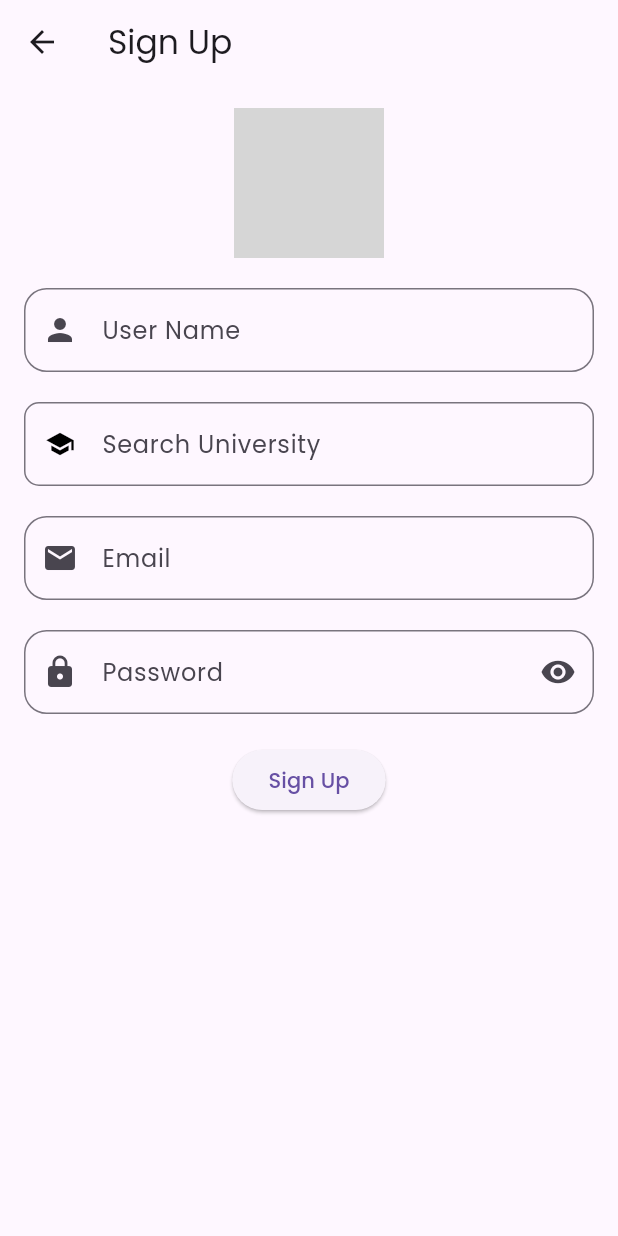
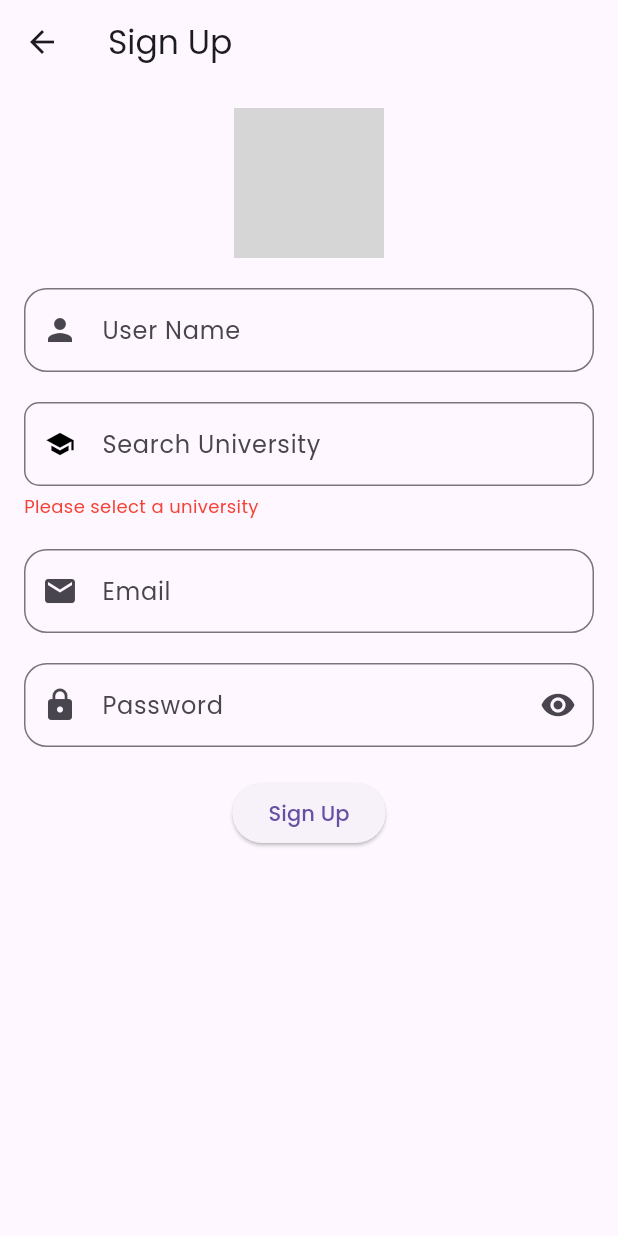
Before and after one commit to zamansheikh/campus_saga, a Flutter app: the RegisterPage screen opened by its route, on a phone screen of 412 x 824 dp. Run offline on Flutter 3.47's test engine with Material 3 defaults, Android fonts, the phone set to English and light mode, and no system bars; drawn by our look-alikes of searchfield; our stand-ins replace bloc, cached_network_image, cloud_firestore, connectivity_plus, dartz, equatable and 9 more; missing offline and left inert: easy_url_launcher; accounts and stored records are empty; network calls fail; project files that could hold a hidden picture were left out; grey boxes are pictures that could not be loaded.

Commit message:
upate auth validation

```diff
--- a/lib/core/utils/validators.dart
+++ b/lib/core/utils/validators.dart
@@ -10,7 +10,7 @@ class Validators {
   }
 
   static bool isValidPassword(String password) {
-    return password.length >= 8;
+    return password.length >= 6;
   }
 
   static bool isNonEmpty(String value) {
--- a/lib/presentation/pages/auth/register_page.dart
+++ b/lib/presentation/pages/auth/register_page.dart
@@ -10,6 +10,7 @@ import 'package:campus_saga/presentation/pages/widgets/university_search_field.d
 import 'package:flutter/material.dart';
 import 'package:flutter_bloc/flutter_bloc.dart';
 import 'package:image_picker/image_picker.dart';
+import 'package:campus_saga/core/utils/validators.dart';
 
 class RegisterPage extends StatefulWidget {
   @override
@@ -18,14 +19,11 @@ class RegisterPage extends StatefulWidget {
 
 class _RegisterPageState extends State<RegisterPage> {
   final TextEditingController nameController = TextEditingController();
-
   final TextEditingController emailController = TextEditingController();
-
   final TextEditingController passwordController = TextEditingController();
-
   final TextEditingController userNameController = TextEditingController();
-
   final TextEditingController universityController = TextEditingController();
+  final _formKey = GlobalKey<FormState>();
 
   final List<String> universities = [
     'Daffodil International University @DIU',
@@ -67,8 +65,8 @@ class _RegisterPageState extends State<RegisterPage> {
   File? selectedImage;
 
   Future<void> pickImage() async {
-    final pickedFile =
-        await ImagePicker().pickImage(source: ImageSource.gallery);
+    final pickedFile = await ImagePicker()
+        .pickImage(source: ImageSource.gallery, imageQuality: 50);
     if (pickedFile != null) {
       setState(() {
         selectedImage = File(pickedFile.path);
@@ -91,7 +89,6 @@ class _RegisterPageState extends State<RegisterPage> {
           } else if (state is AuthAuthenticated) {
             Navigator.of(context).pushReplacementNamed('/home');
           } else if (state is AuthUnauthenticated) {
-            //call logOut Event
             BlocProvider.of<AuthBloc>(context).add(SignOutEvent());
             Navigator.of(context).pushReplacementNamed('/login');
           }
@@ -100,6 +97,8 @@ class _RegisterPageState extends State<RegisterPage> {
           return Padding(
             padding: EdgeInsets.all(16),
             child: SingleChildScrollView(
+              child: Form(
+                key: _formKey,
                 child: Column(
                   children: [
                     GestureDetector(
@@ -111,8 +110,13 @@ class _RegisterPageState extends State<RegisterPage> {
                             : NetworkImage(
                                     "https://loremflickr.com/200/200?random=2")
                                 as ImageProvider,
-                      child:
-                          selectedImage == null ? Icon(Icons.camera_alt) : null,
+                        child: selectedImage == null
+                            ? Icon(
+                                Icons.camera_alt,
+                                size: 35,
+                                color: Colors.white,
+                              )
+                            : null,
                       ),
                     ),
                     SizedBox(height: 20),
@@ -120,17 +124,35 @@ class _RegisterPageState extends State<RegisterPage> {
                       controller: userNameController,
                       labelText: "User Name",
                       icon: Icons.person,
+                      validator: (value) {
+                        if (!Validators.isNonEmpty(value ?? '')) {
+                          return 'Username cannot be empty';
+                        }
+                        return null;
+                      },
                     ),
                     SizedBox(height: 20),
                     UniversitySearchField(
                       controller: universityController,
                       universityList: universities,
+                      validator: (value) {
+                        if (!Validators.isNonEmpty(value ?? '')) {
+                          return 'Please select a university';
+                        }
+                        return null;
+                      },
                     ),
                     SizedBox(height: 20),
                     TextEditingField(
                       controller: emailController,
                       labelText: "Email",
                       icon: Icons.email,
+                      validator: (value) {
+                        if (!Validators.isValidEmail(value ?? '')) {
+                          return 'Enter a valid email';
+                        }
+                        return null;
+                      },
                     ),
                     SizedBox(height: 20),
                     TextEditingField(
@@ -138,12 +160,20 @@ class _RegisterPageState extends State<RegisterPage> {
                       labelText: "Password",
                       icon: Icons.lock,
                       isObscure: true,
+                      validator: (value) {
+                        if (!Validators.isValidPassword(value ?? '')) {
+                          return 'Password must be at least 6 characters';
+                        }
+                        return null;
+                      },
                     ),
                     SizedBox(height: 20),
-                  (state is AuthLoading)
-                      ? CircularProgressIndicator()
-                      : ElevatedButton(
+                    if (state is AuthLoading)
+                      CircularProgressIndicator()
+                    else
+                      ElevatedButton(
                         onPressed: () {
+                          if (_formKey.currentState!.validate()) {
                             BlocProvider.of<AuthBloc>(context).add(
                               SignUpEvent(
                                 username: userNameController.text,
@@ -153,10 +183,12 @@ class _RegisterPageState extends State<RegisterPage> {
                                 image: selectedImage,
                               ),
                             );
+                          }
                         },
                         child: Text("Sign Up"),
                       ),
                   ],
+                ),
               ),
             ),
           );
--- a/lib/presentation/pages/widgets/text_editing_field.dart
+++ b/lib/presentation/pages/widgets/text_editing_field.dart
@@ -7,6 +7,7 @@ class TextEditingField extends StatefulWidget {
   final String labelText;
   final IconData icon;
   final bool isObscure;
+  final String? Function(String?)? validator;
 
   const TextEditingField({
     Key? key,
@@ -14,6 +15,7 @@ class TextEditingField extends StatefulWidget {
     required this.labelText,
     required this.icon,
     this.isObscure = false,
+    this.validator,
   }) : super(key: key);
 
   @override
@@ -31,7 +33,7 @@ class _TextEditingFieldState extends State<TextEditingField> {
 
   @override
   Widget build(BuildContext context) {
-    return TextField(
+    return TextFormField(
       controller: widget.controller,
       decoration: InputDecoration(
         labelText: widget.labelText,
@@ -51,6 +53,7 @@ class _TextEditingFieldState extends State<TextEditingField> {
         border: OutlineInputBorder(borderRadius: BorderRadius.circular(15)),
       ),
       obscureText: _isObscure,
+      validator: widget.validator,
     );
   }
 }
--- a/lib/presentation/pages/widgets/university_search_field.dart
+++ b/lib/presentation/pages/widgets/university_search_field.dart
@@ -6,16 +6,22 @@ import 'package:searchfield/searchfield.dart';
 class UniversitySearchField extends StatelessWidget {
   final TextEditingController controller;
   final List<String> universityList;
+  final String? Function(String?)? validator;
 
   const UniversitySearchField({
     Key? key,
     required this.controller,
     required this.universityList,
+    this.validator,
   }) : super(key: key);
 
   @override
   Widget build(BuildContext context) {
-    return SearchField(
+    return Column(
+      crossAxisAlignment: CrossAxisAlignment.start,
+      children: [
+        SearchField(
+          validator: validator,
           maxSuggestionsInViewPort: 5,
           controller: controller,
           suggestions: universityList
@@ -30,6 +36,30 @@ class UniversitySearchField extends StatelessWidget {
             hintText: "Search University",
             border: OutlineInputBorder(borderRadius: BorderRadius.circular(10)),
           ),
+          onSuggestionTap: (suggestion) {
+            controller.text = suggestion.searchKey;
+            // Dismiss the dropdown by removing focus from the search field
+            FocusScope.of(context).unfocus();
+            // Triggering a re-build for the validator to re-evaluate
+            (context as Element).markNeedsBuild();
+          },
+        ),
+        if (validator != null)
+          Builder(
+            builder: (context) {
+              final errorText = validator!(controller.text);
+              return errorText != null
+                  ? Padding(
+                      padding: const EdgeInsets.only(top: 5.0),
+                      child: Text(
+                        errorText,
+                        style: TextStyle(color: Colors.red, fontSize: 12),
+                      ),
+                    )
+                  : SizedBox.shrink();
+            },
+          ),
+      ],
     );
   }
 }
```
Also changed, not shown: lib/presentation/bloc/auth/auth_bloc.dart (+28 -0 lines), lib/presentation/pages/auth/login_page.dart (+29 -5 lines). Lines whose indentation alone changed are shown as unchanged.
